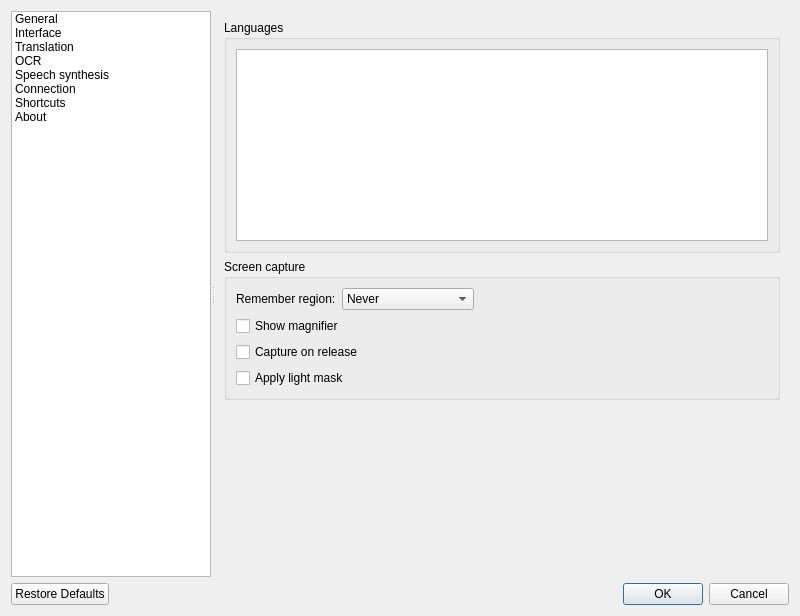
This is src/settings/settingsdialog.ui in crow-translate/crow-translate as Qt 5 draws it before an edit. The edited form follows.
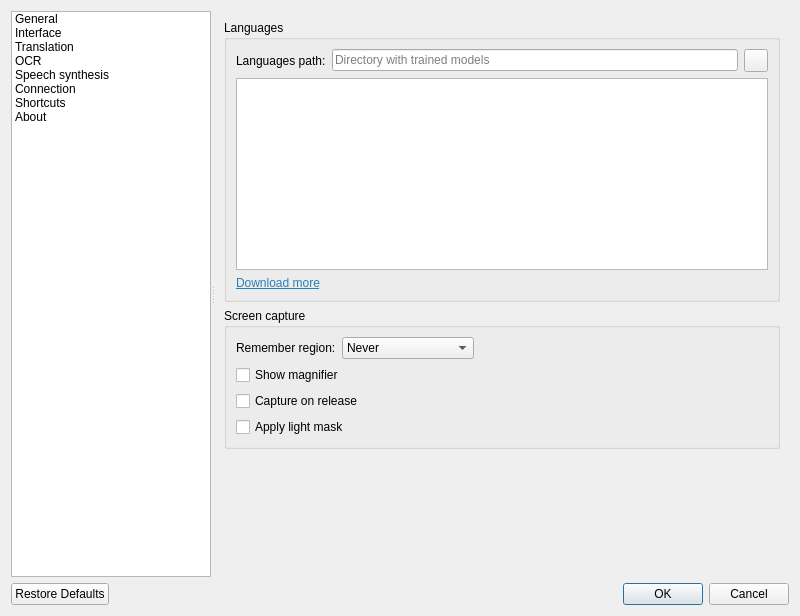
This is the edited form. The open tabs and pages were chosen to show the change. Icons and pictures are not drawn. Custom widgets are drawn as their Qt base class.

Commit message: Add the ability to specify languages path

```diff
--- a/src/settings/settingsdialog.ui
+++ b/src/settings/settingsdialog.ui
@@ -729,8 +729,30 @@
           <property name="title">
            <string>Languages</string>
           </property>
-          <layout class="QVBoxLayout" name="verticalLayout_3">
-           <item>
+          <layout class="QGridLayout" name="ocrLanguagesLayout">
+           <item row="0" column="1">
+            <widget class="QLineEdit" name="ocrLanguagesPathEdit">
+             <property name="placeholderText">
+              <string>Directory with trained models</string>
+             </property>
+            </widget>
+           </item>
+           <item row="0" column="0">
+            <widget class="QLabel" name="ocrLanguagesPathLabel">
+             <property name="text">
+              <string>Languages path:</string>
+             </property>
+            </widget>
+           </item>
+           <item row="0" column="2">
+            <widget class="QToolButton" name="ocrLanguagesPathButton">
+             <property name="icon">
+              <iconset theme="folder">
+               <normaloff>.</normaloff>.</iconset>
+             </property>
+            </widget>
+           </item>
+           <item row="2" column="0" colspan="3">
             <widget class="OcrLanguagesListWidget" name="ocrLanguagesListWidget">
              <property name="toolTip">
               <string>Loading additional languages will impact both speed and accuracy,
@@ -739,6 +761,13 @@
              </property>
             </widget>
            </item>
+           <item row="3" column="0">
+            <widget class="QLabel" name="downloadMoreLabel">
+             <property name="text">
+              <string>&lt;html&gt;&lt;head/&gt;&lt;body&gt;&lt;p&gt;&lt;a href=&quot;https://github.com/tesseract-ocr/tessdata&quot;&gt;&lt;span style=&quot; text-decoration: underline; color:#2980b9;&quot;&gt;Download more&lt;/span&gt;&lt;/a&gt;&lt;/p&gt;&lt;/body&gt;&lt;/html&gt;</string>
+             </property>
+            </widget>
+           </item>
           </layout>
          </widget>
         </item>
```
Left out of the diff: 41 changed lines with no effect on the pictures. The commit also changes 9 other files.
